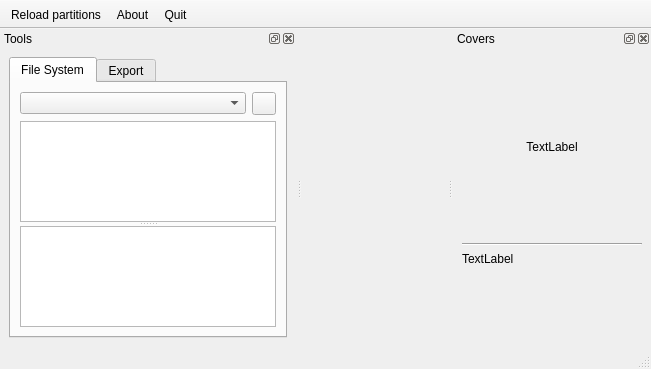
Before: the Qt Designer form qwbfs/src/UIMain.ui in amestica/qwbfs, drawn with Qt 5.
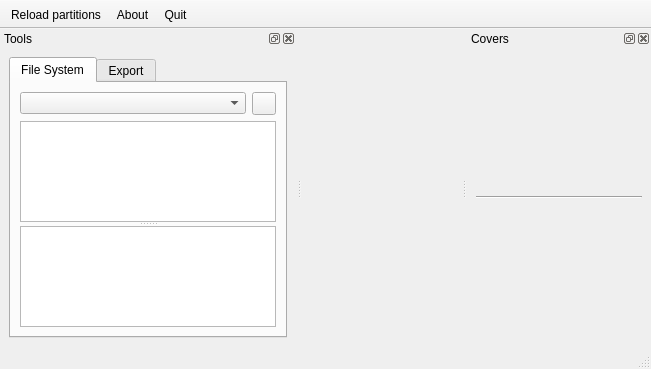
After: the same form once the commit is applied. Icons and pictures are not drawn. Custom widgets are drawn as their Qt base class.

Commit message: Introduce a data network cache class and use it to load disc previews.

Patch:
```diff
--- a/qwbfs/src/UIMain.ui
+++ b/qwbfs/src/UIMain.ui
@@ -221,6 +221,12 @@
    <addaction name="aQuit"/>
   </widget>
   <widget class="QDockWidget" name="dwCovers">
+   <property name="minimumSize">
+    <size>
+     <width>184</width>
+     <height>107</height>
+    </size>
+   </property>
    <property name="windowTitle">
     <string>Covers</string>
    </property>
@@ -230,22 +236,7 @@
    <widget class="QWidget" name="dockWidgetContents_2">
     <layout class="QVBoxLayout" name="verticalLayout_4">
      <item>
-      <widget class="QLabel" name="lCover">
-       <property name="minimumSize">
-        <size>
-         <width>180</width>
-         <height>180</height>
-        </size>
-       </property>
-       <property name="maximumSize">
-        <size>
-         <width>180</width>
-         <height>180</height>
-        </size>
-       </property>
-       <property name="text">
-        <string>TextLabel</string>
-       </property>
+      <widget class="QLabel" name="lCDCover">
        <property name="alignment">
         <set>Qt::AlignCenter</set>
        </property>
@@ -262,15 +253,9 @@
       </widget>
      </item>
      <item>
-      <widget class="QLabel" name="lInfos">
-       <property name="text">
-        <string>TextLabel</string>
-       </property>
+      <widget class="QLabel" name="lCover">
        <property name="alignment">
-        <set>Qt::AlignLeading|Qt::AlignLeft|Qt::AlignTop</set>
-       </property>
-       <property name="wordWrap">
-        <bool>true</bool>
+        <set>Qt::AlignCenter</set>
        </property>
        <property name="openExternalLinks">
         <bool>true</bool>
```
The commit also changes 5 other files.
